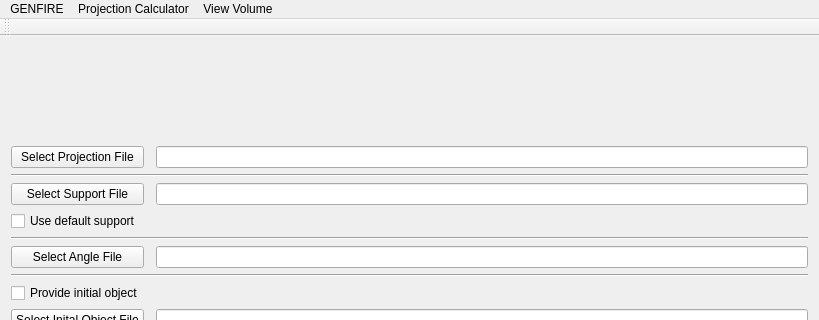
Old version of the form GENFIRE/gui/GENFIRE_MainWindow.ui in the repository genfire-em/GENFIRE-Python; both pictures show x 0 to 819 and y 0 to 320 of the 819 by 1024 pixel window.
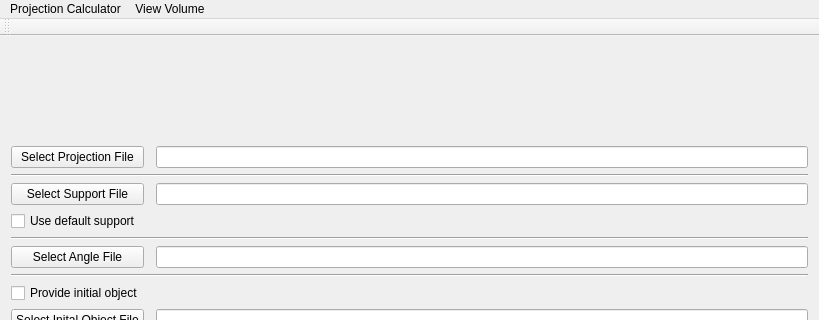
New version of the form. Icons and pictures are not drawn.

What changed in the file:
```diff
--- a/GENFIRE/gui/GENFIRE_MainWindow.ui
+++ b/GENFIRE/gui/GENFIRE_MainWindow.ui
@@ -375,11 +375,6 @@
      <height>22</height>
     </rect>
    </property>
-   <widget class="QMenu" name="menuGENFIRE">
-    <property name="title">
-     <string>GENFIRE</string>
-    </property>
-   </widget>
    <widget class="QMenu" name="menuTools">
     <property name="title">
      <string>Projection Calculator</string>
@@ -392,7 +387,6 @@
     </property>
     <addaction name="action_Volume_Slicer"/>
    </widget>
-   <addaction name="menuGENFIRE"/>
    <addaction name="menuTools"/>
    <addaction name="menuView_Volume"/>
   </widget>
```
Left out of the diff: 27 changed lines with no effect on the pictures.
